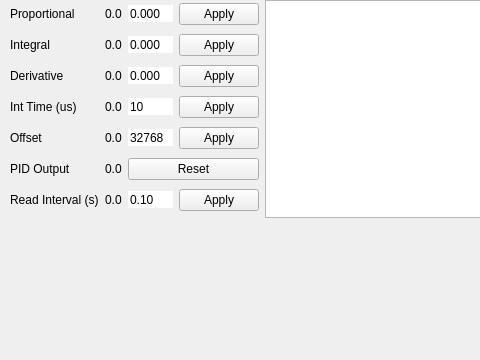
Qt form pylabnet/gui/pyqt/gui_templates/lockbox.ui (lukingroup/pylabnet) before a commit; both pictures show x 0 to 480 and y 0 to 360 of the 614 by 458 pixel window.
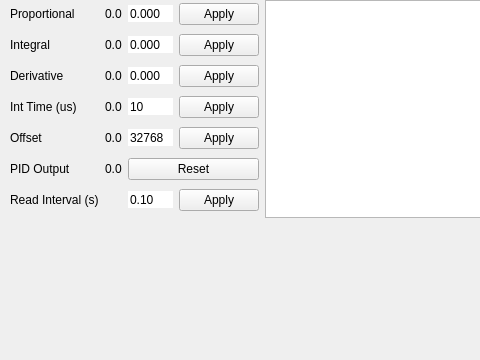
The same form after that commit. Custom widgets are drawn as their Qt base class.

What changed in the file:
```diff
--- a/pylabnet/gui/pyqt/gui_templates/lockbox.ui
+++ b/pylabnet/gui/pyqt/gui_templates/lockbox.ui
@@ -222,13 +222,6 @@
            </property>
           </widget>
          </item>
-         <item row="6" column="1">
-          <widget class="QLabel" name="val_PIDout_2">
-           <property name="text">
-            <string>0.0</string>
-           </property>
-          </widget>
-         </item>
          <item row="5" column="0">
           <widget class="QLabel" name="label_PIDout">
            <property name="text">
```
Left out of the diff: 22 changed lines with no effect on the pictures.
